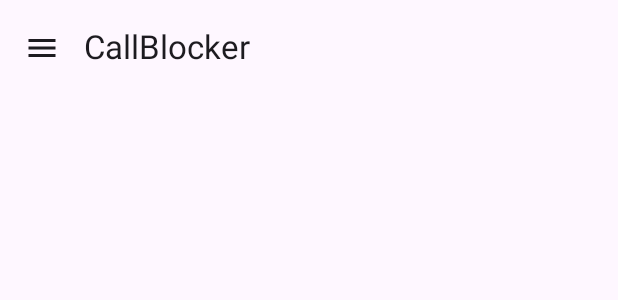
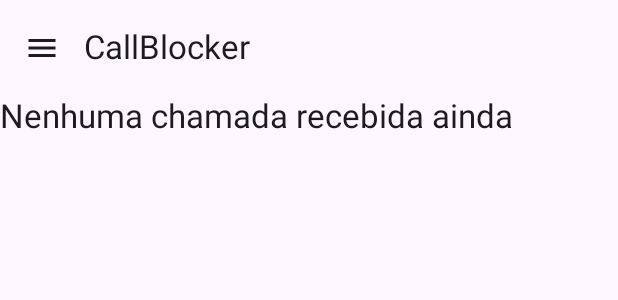
Before and after one commit to badiale/CallBlocker, an Android app built with Jetpack Compose: the @Preview function MainScreen, on a phone screen of 412 x 824 dp. Shown: the top 300 px of the screen. Run offline under Robolectric (Android 15) with nearby library versions, the phone set to English and light mode, and no system bars.

Commit message:
Add message when there is no calls

```diff
--- a/app/src/main/java/dev/badiale/callblocker/presentation/screens/CallLogScreen.kt
+++ b/app/src/main/java/dev/badiale/callblocker/presentation/screens/CallLogScreen.kt
@@ -100,6 +100,15 @@
 
     Column {
         LazyColumn(state = listState) {
+            if (callRegistries.isEmpty()) {
+                item {
+                    Text(
+                        text = stringResource(R.string.no_calls_received_yet),
+                        style = MaterialTheme.typography.titleLarge
+                    )
+                }
+            }
+
             items(callRegistries) { callRegistry ->
                 CallRegistryComposable(
                     callRegistry = callRegistry,
--- a/app/src/main/res/values/strings.xml
+++ b/app/src/main/res/values/strings.xml
@@ -32,4 +32,5 @@
     <string name="dismiss">Cancelar</string>
     <string name="confirm">Confirmar</string>
     <string name="contact_photo">Foto do contato</string>
+    <string name="no_calls_received_yet">Nenhuma chamada recebida ainda</string>
 </resources>
```
Also changed, not shown: 1 other file.
